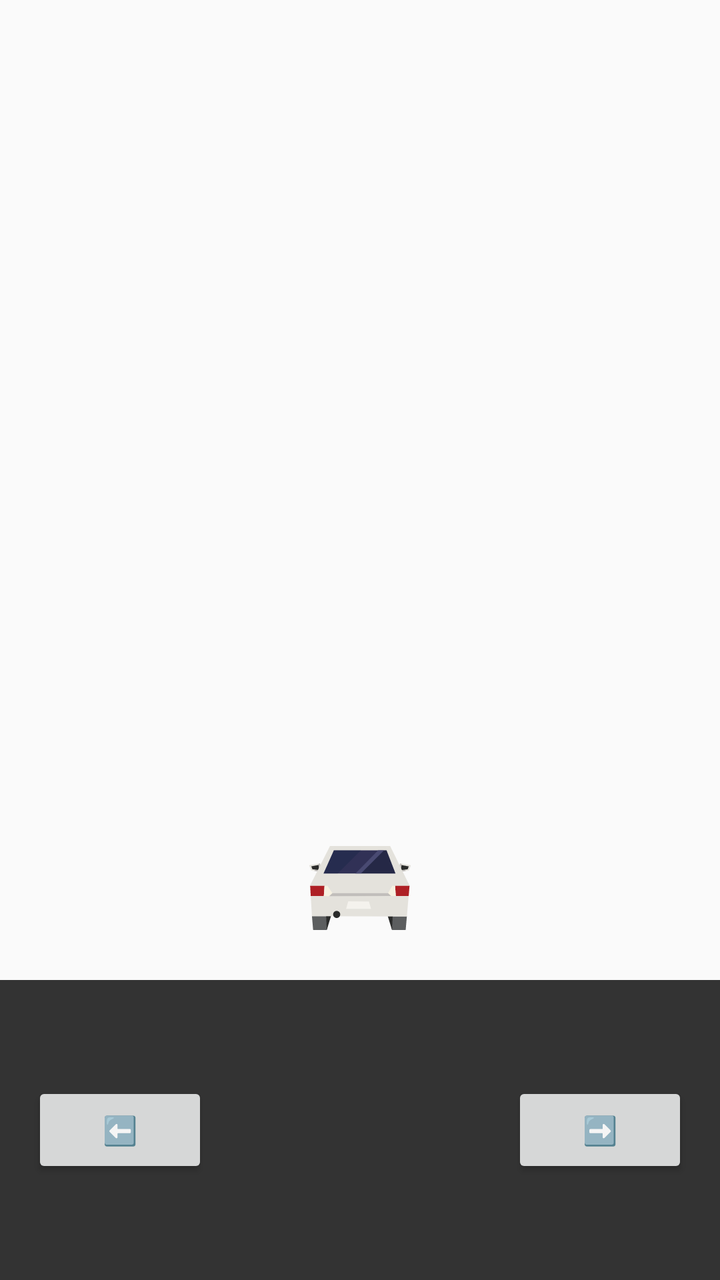
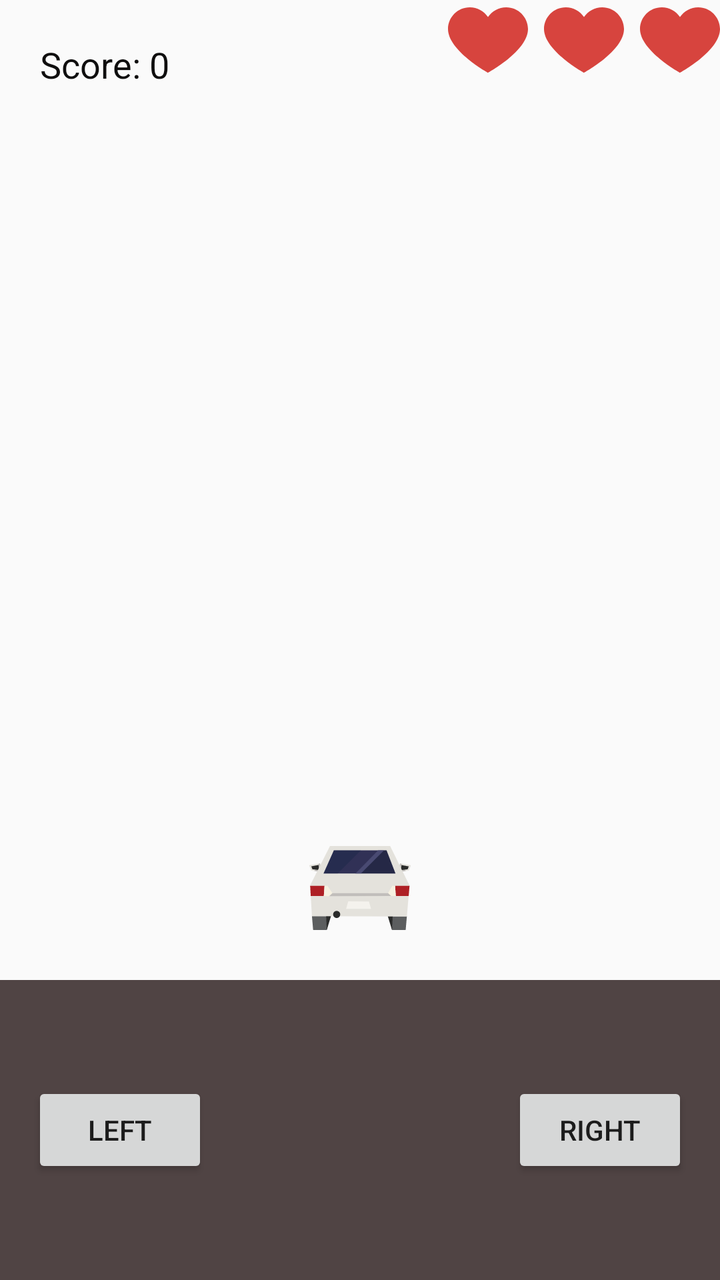

Compare the two renders of this Android layout. The source of the first and the diff that turns it into the second are given below.
<!-- AndroidManifest.xml: activity theme Theme.AppCompat.Light.NoActionBar -->
<!-- res/layout/activity_main.xml -->
<FrameLayout xmlns:android="http://schemas.android.com/apk/res/android"
    android:id="@+id/game_area"
    android:layout_width="match_parent"
    android:layout_height="match_parent">

    
    <ImageView
        android:id="@+id/player"
        android:layout_width="100dp"
        android:layout_height="100dp"
        android:layout_gravity="bottom|center_horizontal"
        android:layout_marginBottom="150dp"
        android:contentDescription="@string/player_car"
        android:src="@drawable/car" />

    
    <LinearLayout
        android:id="@+id/control_area"
        android:layout_width="match_parent"
        android:layout_height="150dp"
        android:layout_gravity="bottom"
        android:baselineAligned="false"
        android:orientation="horizontal"
        android:weightSum="3"
        android:background="#333">

        
        <LinearLayout
            android:layout_width="0dp"
            android:layout_weight="1"
            android:layout_height="match_parent"
            android:gravity="center">

            <Button
                android:id="@+id/button_left"
                android:layout_width="wrap_content"
                android:layout_height="wrap_content"
                android:text="@string/left" />
        </LinearLayout>

        
        <LinearLayout
            android:layout_width="0dp"
            android:layout_weight="1"
            android:layout_height="match_parent"
            android:gravity="center" />

        
        <LinearLayout
            android:layout_width="0dp"
            android:layout_weight="1"
            android:layout_height="match_parent"
            android:gravity="center">

            <Button
                android:id="@+id/button_right"
                android:layout_width="wrap_content"
                android:layout_height="wrap_content"
                android:text="@string/right" />
        </LinearLayout>
    </LinearLayout>
</FrameLayout>
<!-- resources referenced by this layout -->
<resources>
  <!-- drawable car: vector/xml drawable (drawable, 4281 chars, omitted) -->
  <string name="left">⬅️</string>
  <string name="player_car">player_car</string>
  <string name="right">➡️</string>
</resources>

<!-- the commit's change to res/layout/activity_main.xml (unified diff, before → after) -->
@@ -1,28 +1,26 @@
-<FrameLayout xmlns:android="http://schemas.android.com/apk/res/android"
-    android:id="@+id/game_area"
+<?xml version="1.0" encoding="utf-8"?>
+<RelativeLayout xmlns:android="http://schemas.android.com/apk/res/android"
     android:layout_width="match_parent"
     android:layout_height="match_parent">
 
     
-    <ImageView
-        android:id="@+id/player"
-        android:layout_width="100dp"
-        android:layout_height="100dp"
-        android:layout_gravity="bottom|center_horizontal"
-        android:layout_marginBottom="150dp"
-        android:contentDescription="@string/player_car"
-        android:src="@drawable/car" />
+    <FrameLayout
+        android:id="@+id/game_area"
+        android:layout_width="match_parent"
+        android:layout_height="match_parent"
+        android:layout_alignParentTop="true"
+        android:layout_above="@id/control_area"/>
 
     
     <LinearLayout
         android:id="@+id/control_area"
         android:layout_width="match_parent"
         android:layout_height="150dp"
-        android:layout_gravity="bottom"
+        android:layout_alignParentBottom="true"
         android:baselineAligned="false"
         android:orientation="horizontal"
         android:weightSum="3"
-        android:background="#333">
+        android:background="#504444">
 
         
         <LinearLayout
@@ -30,12 +28,11 @@
             android:layout_weight="1"
             android:layout_height="match_parent"
             android:gravity="center">
-
             <Button
                 android:id="@+id/button_left"
                 android:layout_width="wrap_content"
                 android:layout_height="wrap_content"
-                android:text="@string/left" />
+                android:text="@string/left"/>
         </LinearLayout>
 
         
@@ -43,7 +40,7 @@
             android:layout_width="0dp"
             android:layout_weight="1"
             android:layout_height="match_parent"
-            android:gravity="center" />
+            android:gravity="center"/>
 
         
         <LinearLayout
@@ -51,12 +48,67 @@
             android:layout_weight="1"
             android:layout_height="match_parent"
             android:gravity="center">
-
             <Button
                 android:id="@+id/button_right"
                 android:layout_width="wrap_content"
                 android:layout_height="wrap_content"
-                android:text="@string/right" />
+                android:text="@string/right"/>
         </LinearLayout>
     </LinearLayout>
-</FrameLayout>
+
+    
+    <LinearLayout
+        android:layout_width="wrap_content"
+        android:layout_height="wrap_content"
+        android:layout_alignParentTop="true"
+        android:layout_alignParentEnd="true"
+        android:orientation="horizontal">
+
+        <androidx.appcompat.widget.AppCompatImageView
+            android:id="@+id/main_IMG_heart0"
+            android:layout_width="40dp"
+            android:layout_height="40dp"
+            android:src="@drawable/heart"
+            android:visibility="visible"/>
+
+        <androidx.appcompat.widget.AppCompatImageView
+            android:id="@+id/main_IMG_heart1"
+            android:layout_width="40dp"
+            android:layout_height="40dp"
+            android:layout_marginHorizontal="8dp"
+            android:src="@drawable/heart"
+            android:visibility="visible"/>
+
+        <androidx.appcompat.widget.AppCompatImageView
+            android:id="@+id/main_IMG_heart2"
+            android:layout_width="40dp"
+            android:layout_height="40dp"
+            android:src="@drawable/heart"
+            android:visibility="visible"/>
+
+    </LinearLayout>
+
+    
+    <TextView
+        android:id="@+id/score_text"
+        android:layout_width="wrap_content"
+        android:layout_height="wrap_content"
+        android:layout_alignParentTop="true"
+        android:layout_alignParentStart="true"
+        android:text="@string/score"
+        android:textSize="18sp"
+        android:textColor="#0F0E0E"
+        android:layout_marginTop="20dp"
+        android:layout_marginStart="20dp"/>
+
+    
+    <ImageView
+        android:id="@+id/player"
+        android:layout_width="100dp"
+        android:layout_height="100dp"
+        android:layout_centerHorizontal="true"
+        android:layout_alignParentBottom="true"
+        android:layout_marginBottom="150dp"
+        android:contentDescription="@string/player_car"
+        android:src="@drawable/car" />
+</RelativeLayout>
<!-- resource entries referenced after the edit -->
@@ -1,8 +1,21 @@
 <!-- resources referenced by this layout -->
 <resources>
   <!-- drawable car: vector/xml drawable (drawable, 4281 chars, omitted) -->
-  <string name="left">⬅️</string>
+  <!-- drawable heart (drawable) -->
+  <?xml version="1.0" encoding="utf-8"?>
+  <vector xmlns:android="http://schemas.android.com/apk/res/android"
+      android:width="391.837dp"
+      android:height="391.837dp"
+      android:viewportWidth="391.837"
+      android:viewportHeight="391.837">
+  
+      <path
+          android:fillColor="#D7443E"
+          android:pathData="M285.257,35.528c58.743,0.286,106.294,47.836,106.58,106.58 c0,107.624-195.918,214.204-195.918,214.204S0,248.165,0,142.108c0-58.862,47.717-106.58,106.58-106.58l0,0 c36.032-0.281,69.718,17.842,89.339,48.065C215.674,53.517,249.273,35.441,285.257,35.528z" />
+  </vector>
+  <string name="left">Left</string>
   <string name="player_car">player_car</string>
-  <string name="right">➡️</string>
+  <string name="right">Right</string>
+  <string name="score">Score: 0</string>
 </resources>
 
